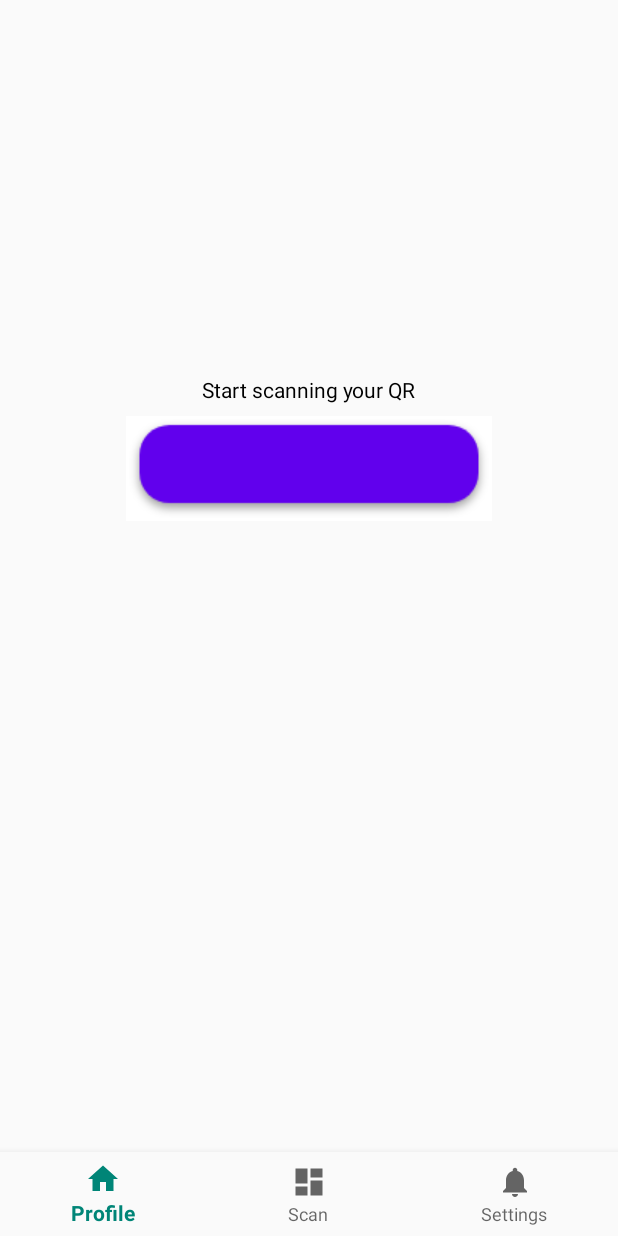
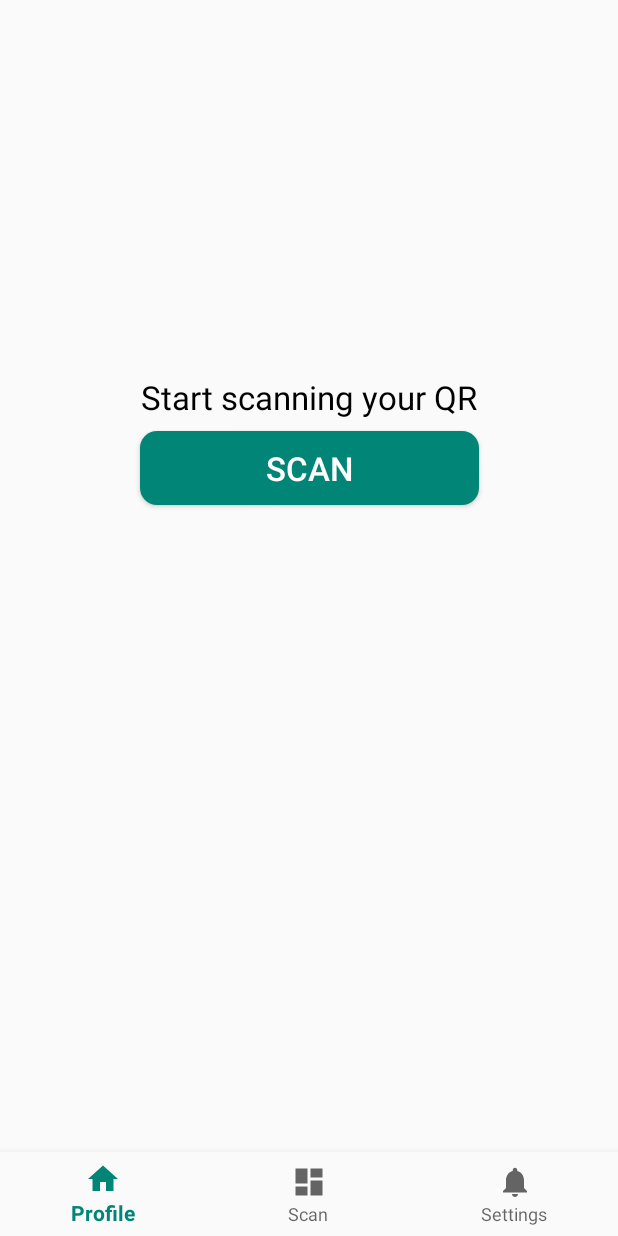
Before and after one commit to VictorJuez/MyWaiter, an Android app: the ScanActivity screen opened directly, with no data from a screen before it, on a phone screen of 412 x 824 dp. Run offline under Robolectric (Android 15) with nearby library versions, the phone set to English and light mode, and no system bars.

Commit message:
scanLayout material design button

```diff
--- /dev/null
+++ b/app/src/main/res/drawable/rounded_shape.xml
@@ -0,0 +1,14 @@
+<?xml version="1.0" encoding="utf-8"?>
+<shape
+    xmlns:android="http://schemas.android.com/apk/res/android"
+    android:shape="rectangle"   >
+
+    <solid
+        android:color="@color/colorPrimary" >
+    </solid>
+
+    <corners
+        android:radius="11dp"   >
+    </corners>
+
+</shape>
--- a/app/src/main/res/layout/activity_main.xml
+++ b/app/src/main/res/layout/activity_main.xml
@@ -51,7 +51,7 @@
         android:layout_gravity="center_horizontal"
         android:text="LOGIN"
         android:layout_marginTop="20dp"
-        android:background="@color/colorPrimary"
+        style="@style/AppTheme.RoundedCornerMaterialButton"
         />
 
 </LinearLayout>
--- a/app/src/main/res/layout/activity_scan.xml
+++ b/app/src/main/res/layout/activity_scan.xml
@@ -16,22 +16,10 @@
         android:layout_marginEnd="8dp"
         android:text="@string/content_scan"
         android:textColor="@color/black"
+        android:textSize="22dp"
         app:layout_constraintEnd_toEndOf="parent"
         app:layout_constraintStart_toStartOf="parent"
         app:layout_constraintTop_toTopOf="parent" />
-
-    <ImageButton
-        android:id="@+id/scanButton"
-        android:layout_width="wrap_content"
-        android:layout_height="wrap_content"
-        android:layout_marginStart="8dp"
-        android:layout_marginTop="8dp"
-        android:layout_marginEnd="8dp"
-        android:background="#FFFF"
-        android:src="@drawable/round_button"
-        app:layout_constraintEnd_toEndOf="parent"
-        app:layout_constraintStart_toStartOf="parent"
-        app:layout_constraintTop_toBottomOf="@+id/textView"/>
 
     <android.support.design.widget.BottomNavigationView
         android:id="@+id/navigation"
@@ -45,4 +33,20 @@
         app:layout_constraintRight_toRightOf="parent"
         app:menu="@menu/navigation" />
 
+    <Button
+        android:id="@+id/button"
+        android:layout_width="wrap_content"
+        android:layout_height="wrap_content"
+        android:layout_marginStart="8dp"
+        android:layout_marginTop="8dp"
+        android:layout_marginEnd="8dp"
+        android:text="SCAN"
+        android:textSize="22dp"
+        android:padding="10dp"
+        android:width="226dp"
+        app:layout_constraintEnd_toEndOf="parent"
+        app:layout_constraintStart_toStartOf="parent"
+        style="@style/AppTheme.RoundedCornerMaterialButton"
+        app:layout_constraintTop_toBottomOf="@+id/textView" />
+
 </android.support.constraint.ConstraintLayout>
--- a/app/src/main/res/values/styles.xml
+++ b/app/src/main/res/values/styles.xml
@@ -8,4 +8,8 @@
         <item name="colorAccent">@color/colorAccent</item>
     </style>
 
+    <style name="AppTheme.RoundedCornerMaterialButton" parent="Widget.AppCompat.Button.Colored">
+        <item name="android:background">@drawable/rounded_shape</item>
+    </style>
+
 </resources>
```
